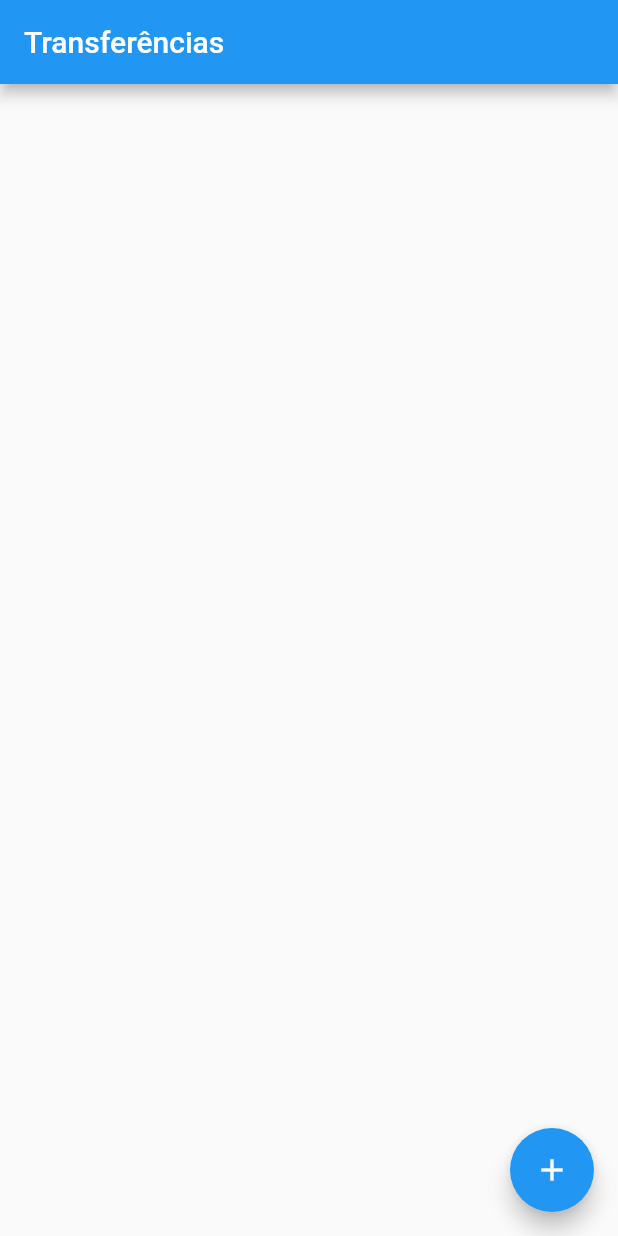
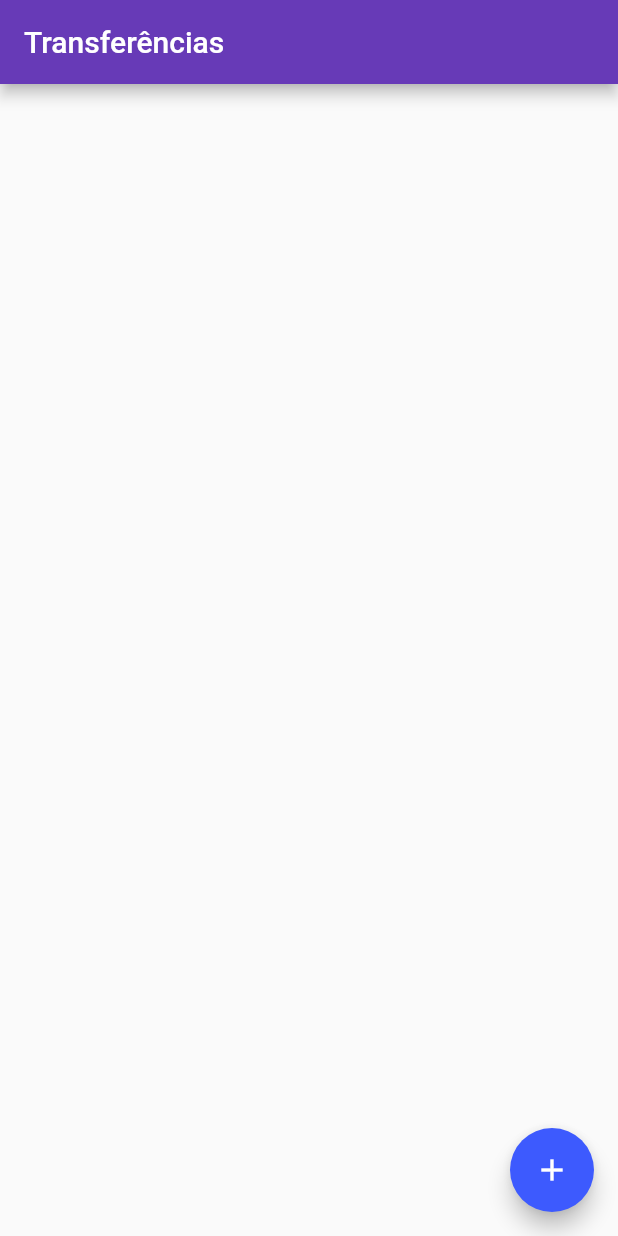
Before and after one commit to midnightbr/Flutter, a Flutter app: the screen it shows after launch, on a phone screen of 412 x 824 dp. Run offline on Flutter 3.47's test engine with Material 2 defaults, Android fonts, the phone set to English and light mode, and no system bars.

Commit message:
Layout do App Alterando as cores do layout

```diff
--- a/bytebank/lib/main.dart
+++ b/bytebank/lib/main.dart
@@ -9,9 +9,18 @@ class BytebankApp extends StatelessWidget {
   @override
   Widget build(BuildContext context) {
     return MaterialApp(
-      home: Scaffold(
-        body: ListaTransferencias(),
+      theme: ThemeData(
+        colorScheme: ColorScheme.fromSwatch(
+          primarySwatch: Colors.deepPurple,
+        ).copyWith(
+          secondary: Colors.indigoAccent[400],
+        ),
+        buttonTheme: ButtonThemeData(
+          buttonColor: Colors.deepPurpleAccent[400],
+          textTheme: ButtonTextTheme.primary
+        ),
       ),
+      home: ListaTransferencias(),
     );
   }
 }
```
